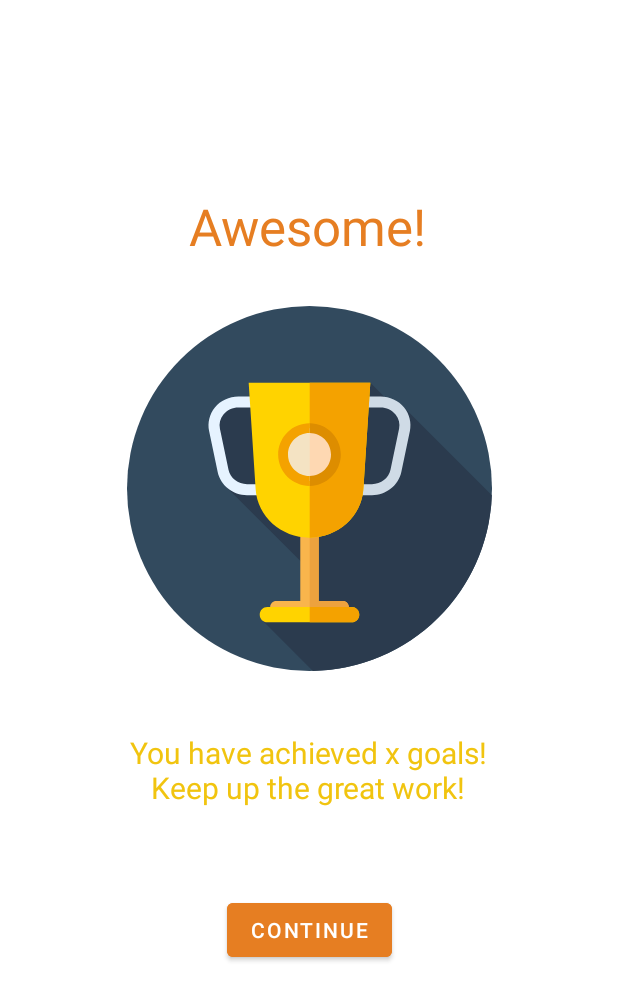
After one commit to brandontan99/Self-Enrichment_App, an Android app: the layout fragment_goals_milestone.xml on its own in the app's theme, with its tools: preview values and no code run, on a phone screen of 412 x 824 dp. The commit adds this screen. Shown: the top 1001 px of the screen. Run offline under Robolectric (Android 15) with nearby library versions, the phone set to English and light mode, and no system bars.

Commit message:
Goals Tracker Updating User

```diff
--- a/app/src/main/java/com/example/self_enrichment_app/view/general/RegisterActivity.java
+++ b/app/src/main/java/com/example/self_enrichment_app/view/general/RegisterActivity.java
@@ -117,6 +117,7 @@ public class RegisterActivity extends AppCompatActivity {
                                 userMap.put("Email Address", emailAddress);
                                 userMap.put("Password", password);
                                 userMap.put("User ID", userID);
+                                userMap.put("numGoals",0);
 
                                 documentReference.set(userMap).addOnSuccessListener(new OnSuccessListener<Void>() {
                                     @Override
--- a/app/src/main/java/com/example/self_enrichment_app/view/goals/MainGoalsAdapter.java
+++ b/app/src/main/java/com/example/self_enrichment_app/view/goals/MainGoalsAdapter.java
@@ -81,6 +81,9 @@ public class MainGoalsAdapter extends FirestoreRecyclerAdapter<MainGoals,MainGoa
             @Override
             public void onCheckedChanged(CompoundButton buttonView, boolean isChecked) {
                 goalsTrackerViewModel.updateMainGoalsCompletion(mainGoals.getMainPostId(),holder.CBMainGoal.isChecked());
+                Bundle bundle = new Bundle();
+                bundle.putString("numGoals", "1");
+                navController.navigate(R.id.action_destGoals_to_goalsMilestoneFragment2,bundle);
             }
         });
         if (edit){
--- a/app/src/main/java/com/example/self_enrichment_app/viewmodel/GoalsTrackerViewModel.java
+++ b/app/src/main/java/com/example/self_enrichment_app/viewmodel/GoalsTrackerViewModel.java
@@ -55,8 +55,8 @@ public class GoalsTrackerViewModel extends ViewModel {
         goalsTrackerRepository.updateSubGoalsCompletion(documentId, subGoalsCompletion);
     }
 
-    public void addMainGoals(String newGoal){
-        MainGoals newMainGoal=new MainGoals(newGoal);
+    public void addMainGoals(String userId, String newGoal){
+        MainGoals newMainGoal=new MainGoals(userId,newGoal);
         goalsTrackerRepository.addMainGoals(newMainGoal);
     }
 
--- /dev/null
+++ b/app/src/main/res/drawable/ic_trophy_svgrepo_com.xml
@@ -0,0 +1,48 @@
+<vector xmlns:android="http://schemas.android.com/apk/res/android"
+    android:width="512dp"
+    android:height="512dp"
+    android:viewportWidth="512"
+    android:viewportHeight="512">
+  <path
+      android:pathData="M256,256m-256,0a256,256 0,1 1,512 0a256,256 0,1 1,-512 0"
+      android:fillColor="#324A5E"/>
+  <path
+      android:pathData="M189.323,440.567l71.42,71.373c136.006,-2.474 246.088,-110.997 251.061,-246.379L388.737,142.495c0.229,0.229 -2.207,3.031 -5.67,6.778l-41.734,-41.734l-83.753,37.495l-78.007,-11.636l-32.656,1.391l-0.96,-0.96l-21.764,21.764l15.731,98.909l112.485,112.485v64.109L189.323,440.567z"
+      android:fillColor="#2B3B4E"/>
+  <path
+      android:pathData="M217.464,265.425h-49.111c-19.909,0 -37.216,-13.655 -41.153,-32.466l-12.033,-57.51c-2.431,-11.619 0.521,-23.631 8.095,-32.954c8.014,-9.866 20.063,-15.522 33.058,-15.522h61.143v15.515H156.32c-8.301,0 -15.96,3.567 -21.014,9.79c-4.684,5.766 -6.442,12.866 -4.951,19.994l12.033,57.51c2.441,11.664 13.36,20.13 25.965,20.13h49.111V265.425z"
+      android:fillColor="#E6F3FF"/>
+  <path
+      android:pathData="M343.647,265.425h-49.111v-15.515h49.111c12.605,0 23.524,-8.466 25.965,-20.13l12.033,-57.509c1.491,-7.128 -0.267,-14.227 -4.951,-19.994c-5.055,-6.222 -12.714,-9.79 -21.014,-9.79h-61.143v-15.515h61.143c12.995,0 25.043,5.656 33.058,15.522c7.575,9.323 10.526,21.335 8.095,32.954l-12.033,57.51C380.862,251.771 363.556,265.425 343.647,265.425z"
+      android:fillColor="#CFDBE6"/>
+  <path
+      android:pathData="M302.702,413.689h-33.773V270.677h-25.859v143.012h-33.771c-4.674,0 -8.463,3.789 -8.463,8.463c0,4.674 3.789,8.463 8.463,8.463h33.773v3.2h25.859v-3.2h33.773c4.673,0 8.463,-3.789 8.463,-8.463C311.167,417.478 307.378,413.689 302.702,413.689z"
+      android:fillColor="#F9B54C"/>
+  <path
+      android:pathData="M302.702,413.689h-33.773V270.677h-12.641v163.137h12.641v-3.2h33.773c4.673,0 8.463,-3.789 8.463,-8.463C311.165,417.478 307.378,413.689 302.702,413.689z"
+      android:fillColor="#EDA23E"/>
+  <path
+      android:pathData="M256.002,325.056L256.002,325.056c-39.972,0 -73.054,-29.708 -75.547,-67.841l-9.787,-149.675h170.667l-9.787,149.675C329.054,295.348 295.972,325.056 256.002,325.056z"
+      android:fillColor="#FFD300"/>
+  <path
+      android:pathData="M256.288,107.539v217.51c39.841,-0.143 72.771,-29.793 75.259,-67.834l9.787,-149.675h-85.045V107.539z"
+      android:fillColor="#F4A200"/>
+  <path
+      android:pathData="M315.108,443.701H196.892c-5.915,0 -10.711,-4.796 -10.711,-10.711l0,0c0,-5.915 4.796,-10.711 10.711,-10.711h118.215c5.915,0 10.711,4.796 10.711,10.711l0,0C325.82,438.906 321.024,443.701 315.108,443.701z"
+      android:fillColor="#FFD300"/>
+  <path
+      android:pathData="M315.108,422.279h-58.82v21.421h58.82c5.915,0 10.711,-4.796 10.711,-10.711C325.818,427.075 321.024,422.279 315.108,422.279z"
+      android:fillColor="#F4A200"/>
+  <path
+      android:pathData="M256,208.386m-37.064,0a37.064,37.064 0,1 1,74.128 0a37.064,37.064 0,1 1,-74.128 0"
+      android:fillColor="#F4E3C3"/>
+  <path
+      android:pathData="M293.066,208.387c0,-20.373 -16.441,-36.893 -36.776,-37.05v74.099C276.625,245.281 293.066,228.761 293.066,208.387z"
+      android:fillColor="#FED8B2"/>
+  <path
+      android:pathData="M299.961,208.387c0,-24.143 -19.565,-43.796 -43.672,-43.953v13.798c16.501,0.157 29.88,13.615 29.88,30.155s-13.379,29.998 -29.88,30.155v13.798C280.395,252.185 299.961,232.531 299.961,208.387z"
+      android:fillColor="#DD8D00"/>
+  <path
+      android:pathData="M256.002,238.556c-16.634,0 -30.168,-13.534 -30.168,-30.168s13.534,-30.168 30.168,-30.168c0.097,0 0.191,0.014 0.288,0.014v-13.798c-0.097,0 -0.191,-0.007 -0.288,-0.007c-24.24,0 -43.96,19.72 -43.96,43.96s19.72,43.96 43.96,43.96c0.097,0 0.191,-0.007 0.288,-0.007v-13.798C256.191,238.544 256.098,238.556 256.002,238.556z"
+      android:fillColor="#F4A200"/>
+</vector>
--- /dev/null
+++ b/app/src/main/res/layout/fragment_goals_milestone.xml
@@ -0,0 +1,57 @@
+<?xml version="1.0" encoding="utf-8"?>
+<androidx.constraintlayout.widget.ConstraintLayout xmlns:android="http://schemas.android.com/apk/res/android"
+    xmlns:app="http://schemas.android.com/apk/res-auto"
+    xmlns:tools="http://schemas.android.com/tools"
+    android:layout_width="match_parent"
+    android:layout_height="match_parent"
+    tools:context=".view.goals.GoalsMilestoneFragment">
+
+    <TextView
+        android:id="@+id/TVAwesome"
+        android:layout_width="wrap_content"
+        android:layout_height="wrap_content"
+        android:layout_marginTop="128dp"
+        android:text="Awesome!"
+        android:textAlignment="textStart"
+        android:textColor="@color/orange"
+        android:textSize="34sp"
+        app:layout_constraintEnd_toEndOf="parent"
+        app:layout_constraintHorizontal_bias="0.497"
+        app:layout_constraintStart_toStartOf="parent"
+        app:layout_constraintTop_toTopOf="parent" />
+
+    <TextView
+        android:id="@+id/TVGoalsAchieved"
+        android:layout_width="wrap_content"
+        android:layout_height="wrap_content"
+        android:layout_marginTop="488dp"
+        android:text="You have achieved x goals!\nKeep up the great work!"
+        android:textAlignment="center"
+        android:textColor="@color/yellow"
+        android:textSize="20sp"
+        app:layout_constraintEnd_toEndOf="parent"
+        app:layout_constraintHorizontal_bias="0.496"
+        app:layout_constraintStart_toStartOf="parent"
+        app:layout_constraintTop_toTopOf="parent" />
+
+    <ImageView
+        android:id="@+id/IVTrophy"
+        android:layout_width="259dp"
+        android:layout_height="243dp"
+        android:layout_marginTop="204dp"
+        android:src="@drawable/ic_trophy_svgrepo_com"
+        app:layout_constraintEnd_toEndOf="parent"
+        app:layout_constraintStart_toStartOf="parent"
+        app:layout_constraintTop_toTopOf="parent" />
+
+    <Button
+        android:id="@+id/btnGoalsAchieved"
+        android:layout_width="wrap_content"
+        android:layout_height="wrap_content"
+        android:layout_marginTop="596dp"
+        android:backgroundTint="@color/orange"
+        android:text="Continue"
+        app:layout_constraintEnd_toEndOf="parent"
+        app:layout_constraintStart_toStartOf="parent"
+        app:layout_constraintTop_toTopOf="parent" />
+</androidx.constraintlayout.widget.ConstraintLayout>
```
Also changed, not shown: app/src/main/java/com/example/self_enrichment_app/data/model/MainGoals.java (+11 -2 lines), app/src/main/java/com/example/self_enrichment_app/data/model/User.java (+11 -1 lines), app/src/main/java/com/example/self_enrichment_app/view/goals/GoalsFragment.java (+7 -2 lines), app/src/main/java/com/example/self_enrichment_app/view/goals/GoalsMilestoneFragment.java (added, +59 -0 lines), app/src/main/res/navigation/mobile_navigation.xml (+9 -0 lines).
